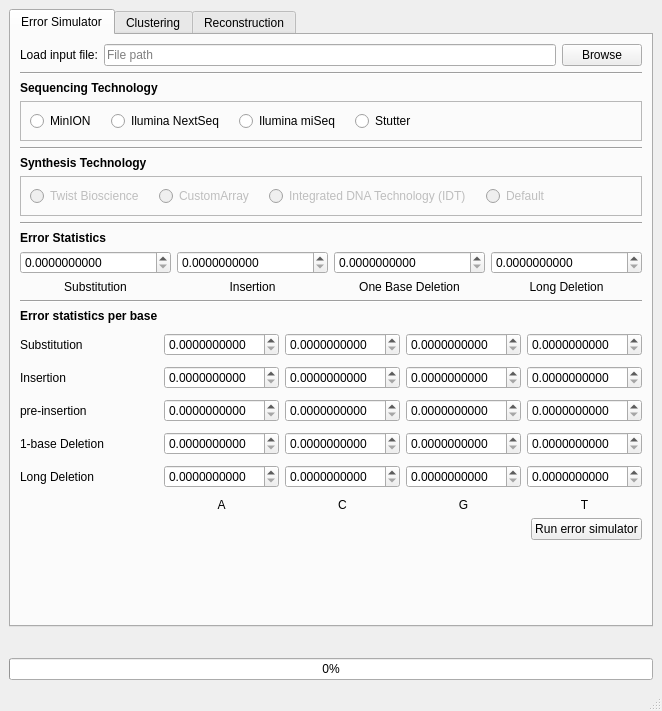
Qt form dnaSimulator/dnaSimulator2.ui (oyerush/DNASimulator) before a commit.
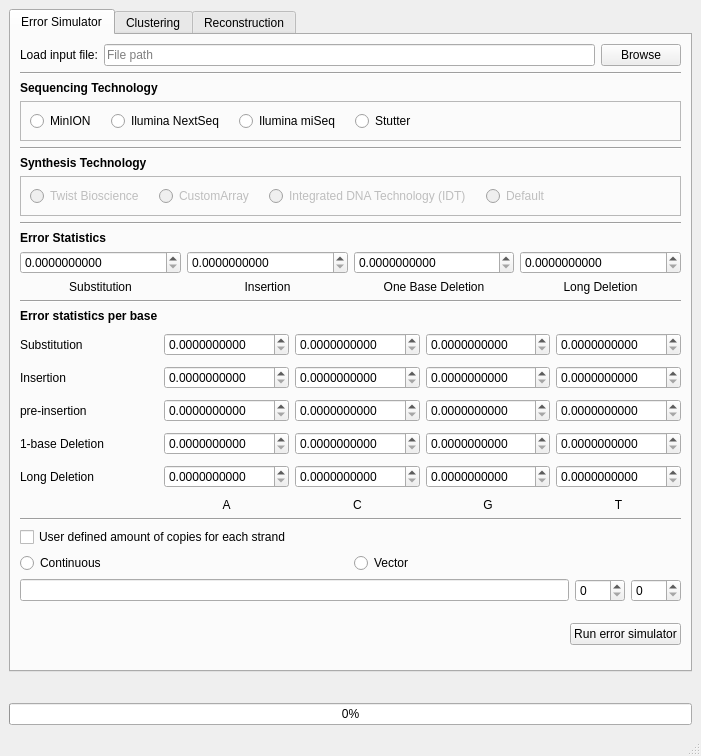
The same form after that commit. Custom widgets are drawn as their Qt base class.

Commit message: added the ui for user defined amount of strands

```diff
--- a/dnaSimulator/dnaSimulator2.ui
+++ b/dnaSimulator/dnaSimulator2.ui
@@ -6,8 +6,8 @@
    <rect>
     <x>0</x>
     <y>0</y>
-    <width>662</width>
-    <height>711</height>
+    <width>701</width>
+    <height>756</height>
    </rect>
   </property>
   <property name="sizePolicy">
@@ -741,6 +741,125 @@
             </item>
            </layout>
           </item>
+          <item>
+           <widget class="Line" name="line_2">
+            <property name="orientation">
+             <enum>Qt::Horizontal</enum>
+            </property>
+           </widget>
+          </item>
+          <item>
+           <layout class="QVBoxLayout" name="error_distribution_verticalLayout">
+            <item>
+             <widget class="QCheckBox" name="user_defined_copied_checkBox">
+              <property name="text">
+               <string>User defined amount of copies for each strand</string>
+              </property>
+             </widget>
+            </item>
+            <item>
+             <layout class="QHBoxLayout" name="cont_vector_horizontalLayout">
+              <item>
+               <widget class="QRadioButton" name="cont_radioButton">
+                <property name="text">
+                 <string>Continuous</string>
+                </property>
+               </widget>
+              </item>
+              <item>
+               <widget class="QRadioButton" name="vector_radioButton">
+                <property name="text">
+                 <string>Vector</string>
+                </property>
+               </widget>
+              </item>
+             </layout>
+            </item>
+            <item>
+             <layout class="QHBoxLayout" name="value_min_max_horizontalLayout">
+              <item>
+               <widget class="QLineEdit" name="value_lineEdit">
+                <property name="sizePolicy">
+                 <sizepolicy hsizetype="Expanding" vsizetype="Fixed">
+                  <horstretch>0</horstretch>
+                  <verstretch>0</verstretch>
+                 </sizepolicy>
+                </property>
+                <property name="minimumSize">
+                 <size>
+                  <width>300</width>
+                  <height>0</height>
+                 </size>
+                </property>
+               </widget>
+              </item>
+              <item>
+               <widget class="QSpinBox" name="min_amount_spinBox">
+                <property name="sizePolicy">
+                 <sizepolicy hsizetype="Fixed" vsizetype="Fixed">
+                  <horstretch>0</horstretch>
+                  <verstretch>0</verstretch>
+                 </sizepolicy>
+                </property>
+                <property name="minimumSize">
+                 <size>
+                  <width>50</width>
+                  <height>0</height>
+                 </size>
+                </property>
+                <property name="maximumSize">
+                 <size>
+                  <width>50</width>
+                  <height>16777215</height>
+                 </size>
+                </property>
+                <property name="maximum">
+                 <number>1000</number>
+                </property>
+               </widget>
+              </item>
+              <item>
+               <widget class="QSpinBox" name="max_amount_spinBox">
+                <property name="sizePolicy">
+                 <sizepolicy hsizetype="Fixed" vsizetype="Fixed">
+                  <horstretch>0</horstretch>
+                  <verstretch>0</verstretch>
+                 </sizepolicy>
+                </property>
+                <property name="minimumSize">
+                 <size>
+                  <width>50</width>
+                  <height>0</height>
+                 </size>
+                </property>
+                <property name="maximumSize">
+                 <size>
+                  <width>50</width>
+                  <height>16777215</height>
+                 </size>
+                </property>
+                <property name="maximum">
+                 <number>1000</number>
+                </property>
+               </widget>
+              </item>
+             </layout>
+            </item>
+           </layout>
+          </item>
+          <item>
+           <spacer name="verticalSpacer_4">
+            <property name="orientation">
+             <enum>Qt::Vertical</enum>
+            </property>
+            <property name="sizeHint" stdset="0">
+             <size>
+              <width>20</width>
+              <height>40</height>
+             </size>
+            </property>
+           </spacer>
+          </item>
           <item>
            <layout class="QHBoxLayout" name="run_sim_horizontalLayout">
             <item>
```
Left out of the diff: 2 changed lines with no effect on the pictures. The commit also changes 2 other files.
